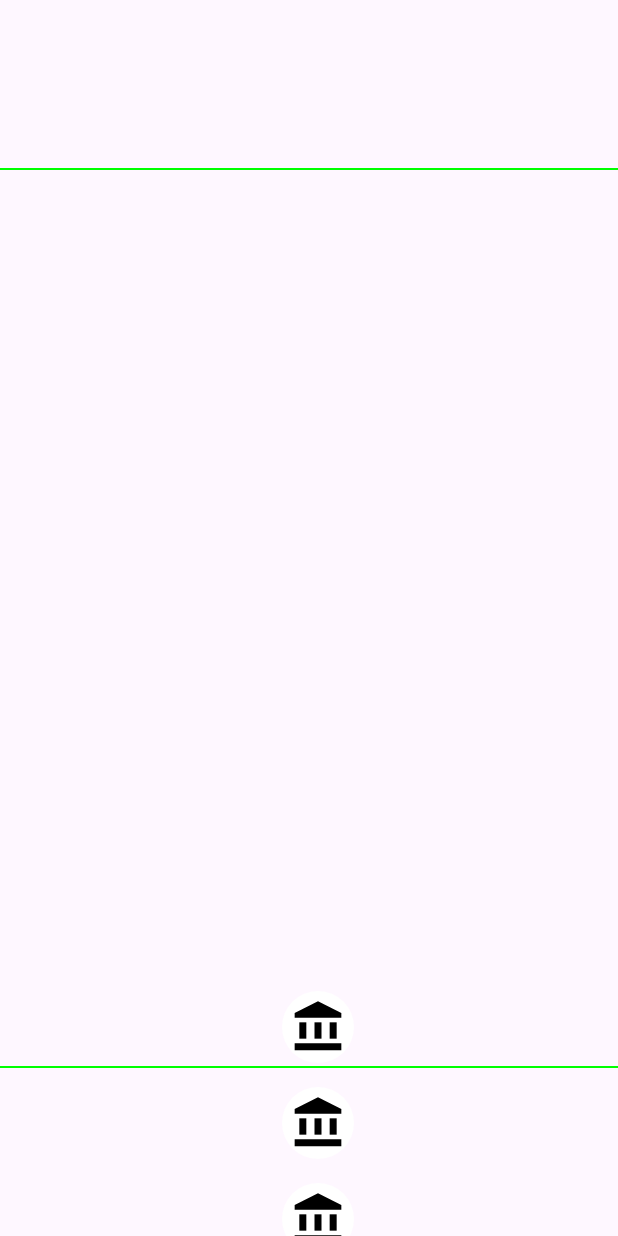
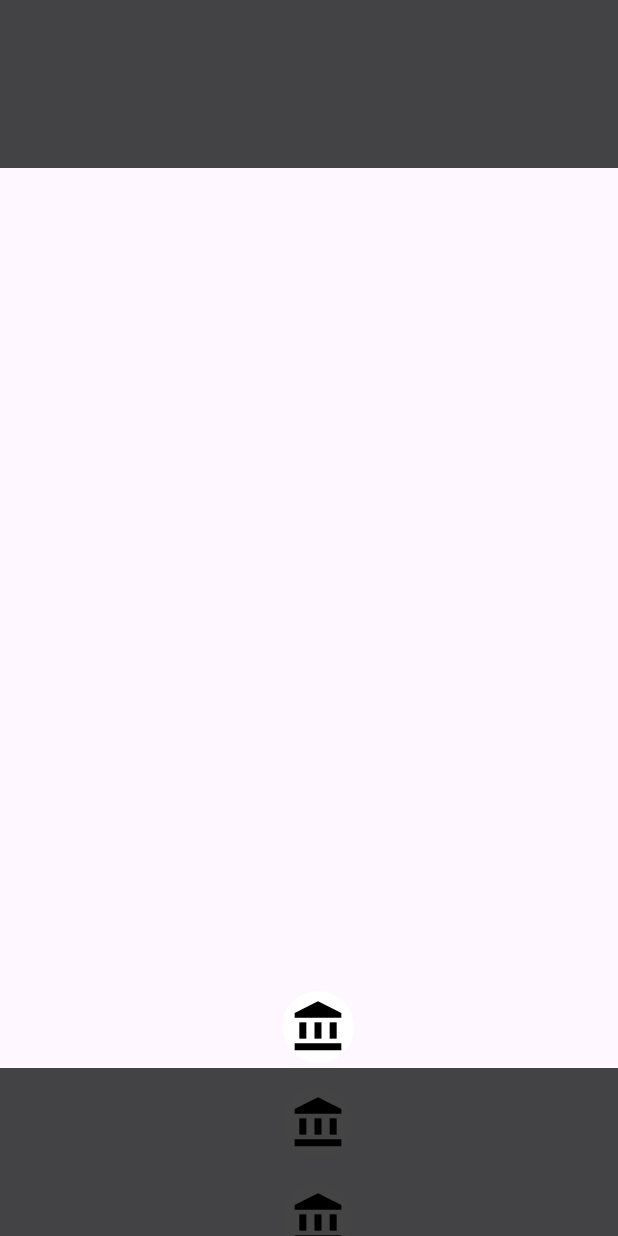
Before and after one commit to StorenL/WearLauncher, an Android app: the layout activity_main.xml on its own in the app's theme, with its tools: preview values and no code run, on a phone screen of 412 x 824 dp. Run offline under Robolectric (Android 15) with nearby library versions, the phone set to English and light mode, and no system bars.

Commit message:
Layout logic optimization

```diff
--- /dev/null
+++ b/app/src/main/java/com/lazeg/wearlauncher/HoleView.kt
@@ -0,0 +1,39 @@
+package com.lazeg.wearlauncher
+
+import android.content.Context
+import android.graphics.Canvas
+import android.graphics.Color
+import android.graphics.Path
+import android.util.AttributeSet
+import android.view.View
+import androidx.core.graphics.withClip
+import androidx.core.graphics.toColorInt
+
+@Suppress("OVERLOADS_WITHOUT_DEFAULT_ARGUMENTS")
+class HoleView @JvmOverloads constructor(
+    context: Context,
+    attrs: AttributeSet? = null,
+    defStyleAttr: Int = 0
+) : View(context, attrs, defStyleAttr) {
+
+    private val holePath = Path()
+    private val viewPath = Path()
+
+    override fun onDraw(canvas: Canvas) {
+        holePath.reset()
+        // holePath.addCircle(width / 2f, height / 2f, 450f, Path.Direction.CW)
+        holePath.addRect(
+            width / 2f - 450f,
+            height / 2f - 450f,
+            width / 2f + 450f,
+            height / 2f + 450f,
+            Path.Direction.CW
+        )
+        viewPath.reset()
+        viewPath.addRect(0F, 0F, width.toFloat(), height.toFloat(), Path.Direction.CW)
+        viewPath.op(holePath, Path.Op.DIFFERENCE)
+        canvas.withClip(viewPath) {
+            drawColor("#BB000000".toColorInt())
+        }
+    }
+}
--- a/app/src/main/java/com/lazeg/wearlauncher/MainActivity.kt
+++ b/app/src/main/java/com/lazeg/wearlauncher/MainActivity.kt
@@ -24,7 +24,7 @@ class MainActivity : AppCompatActivity() {
         mBinding = ActivityMainBinding.inflate(layoutInflater)
         setContentView(mBinding.root)
         mBinding.recyclerView.layoutManager = LensLayoutManager(
-            LensConfig(300, 300, 3, 3, 1, 10, 10, 0, listOf())
+            LensConfig(300, 300, 3, 3, 1, 100, 100, 0, listOf())
         )
         mBinding.recyclerView.adapter = IconGridAdapter(getIconList())
         mBinding.viewBoard.post {
@@ -35,7 +35,7 @@ class MainActivity : AppCompatActivity() {
     // Example list of icon resources
     private fun getIconList(): List<Int> {
         return mutableListOf<Int>().apply {
-            repeat(100) {
+            repeat(10000) {
                 add(R.drawable.baseline_account_balance_24)
             }
         }
--- a/app/src/main/res/layout/activity_main.xml
+++ b/app/src/main/res/layout/activity_main.xml
@@ -20,11 +20,10 @@
         app:layout_constraintTop_toTopOf="parent"
         tools:listitem="@layout/icon_item" />
 
-    <View
+    <com.lazeg.wearlauncher.HoleView
         android:id="@+id/view_board"
-        android:layout_width="900px"
-        android:layout_height="900px"
-        android:background="@drawable/shape_board"
+        android:layout_width="0dp"
+        android:layout_height="0dp"
         app:layout_constraintBottom_toBottomOf="parent"
         app:layout_constraintEnd_toEndOf="parent"
         app:layout_constraintStart_toStartOf="parent"
```
Also changed, not shown: app/src/main/java/com/lazeg/wearlauncher/LensLayoutManager.kt (+9 -5 lines).
